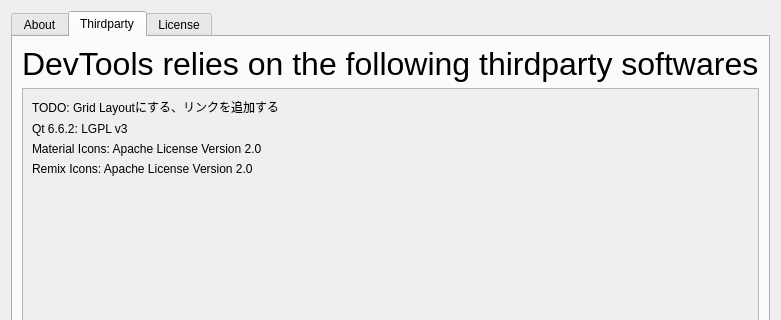
This is gui/menubar/about_devtools_dialog.ui in LotusAndCompany/devtools as Qt 5 draws it before an edit; both pictures show x 0 to 781 and y 0 to 320 of the 781 by 480 pixel window. The edited form follows.
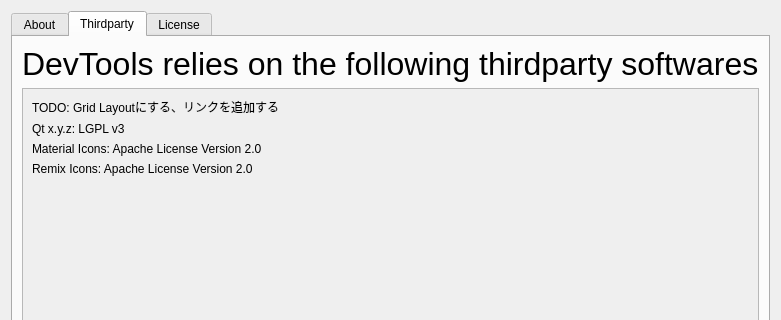
This is the edited form. The open tabs and pages were chosen to show the change. Icons and pictures are not drawn.

Commit message: Fix Qt version information

```diff
--- a/gui/menubar/about_devtools_dialog.ui
+++ b/gui/menubar/about_devtools_dialog.ui
@@ -340,7 +340,7 @@
               </sizepolicy>
              </property>
              <property name="text">
-              <string notr="true">Qt 6.6.2: LGPL v3</string>
+              <string notr="true">Qt x.y.z: LGPL v3</string>
              </property>
             </widget>
            </item>
```
Left out of the diff: 2 changed lines with no effect on the pictures. The commit also changes 1 other file.
